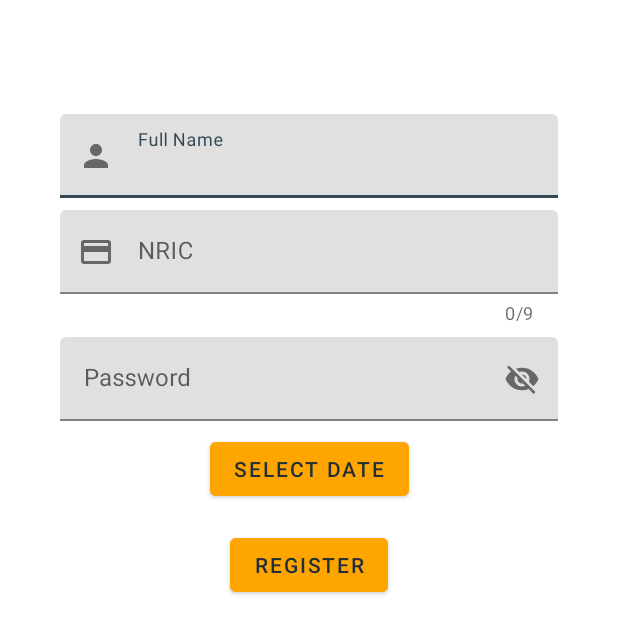
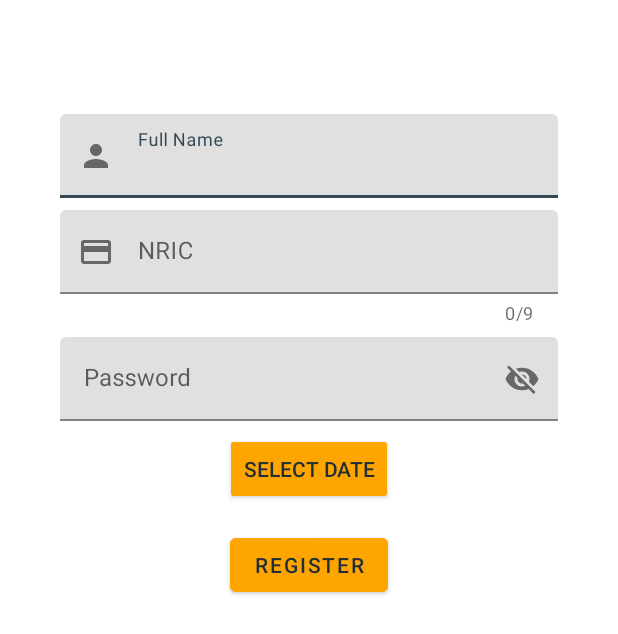
Before and after one commit to ThePyProgrammer/NavigationTemplate, an Android app: the layout fragment_register.xml on its own in the app's theme, with its tools: preview values and no code run, on a phone screen of 412 x 824 dp. Shown: the top 634 px of the screen. Run offline under Robolectric (Android 15) with nearby library versions, the phone set to English and light mode, and no system bars.

Commit message:
Update Everything All Over Again

```diff
--- a/app/src/main/java/com/thepyprogrammer/navigation/ui/main/settings/SettingsFragment.kt
+++ b/app/src/main/java/com/thepyprogrammer/navigation/ui/main/settings/SettingsFragment.kt
@@ -21,9 +21,8 @@ class SettingsFragment : PreferenceFragmentCompat() {
 
     override fun onCreatePreferences(savedInstanceState: Bundle?, rootKey: String?) {
         setPreferencesFromResource(R.xml.root_preferences, rootKey)
+
         val themePreference: SwitchPreferenceCompat? = findPreference("theme")
-
-
         themePreference?.setOnPreferenceChangeListener { _: Preference, any: Any ->
             AppCompatDelegate.setDefaultNightMode(if (any as Boolean) AppCompatDelegate.MODE_NIGHT_YES else AppCompatDelegate.MODE_NIGHT_NO)
             true
--- a/app/src/main/res/layout/fragment_register.xml
+++ b/app/src/main/res/layout/fragment_register.xml
@@ -82,7 +82,7 @@
                 android:selectAllOnFocus="true" />
         </com.google.android.material.textfield.TextInputLayout>
 
-        <com.google.android.material.button.MaterialButton
+        <com.thepyprogrammer.navigation.model.view.DatePickerButton
             android:id="@+id/dateSelector"
             android:layout_width="wrap_content"
             android:layout_height="wrap_content"
```
